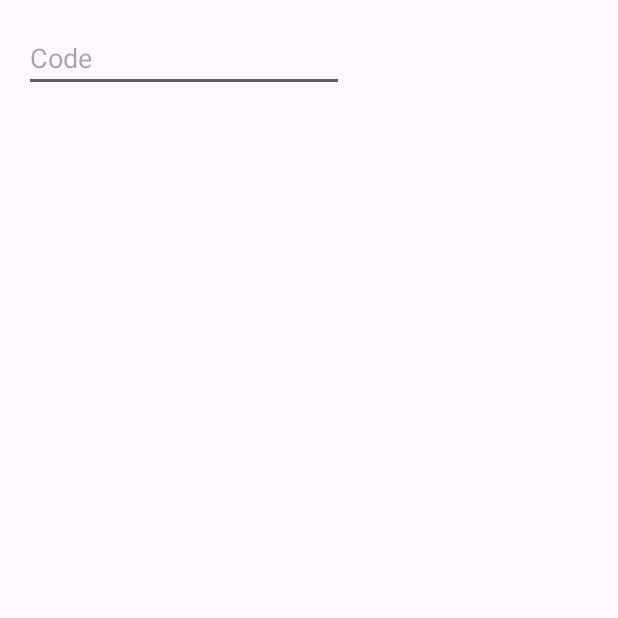
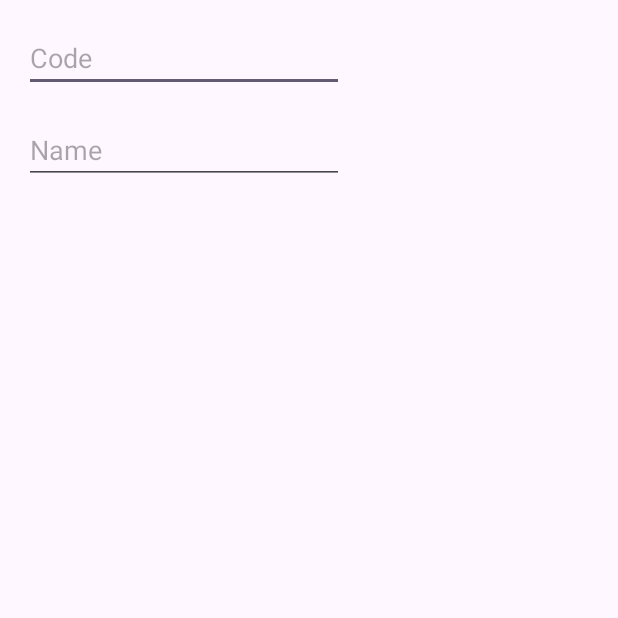
Before and after one commit to thobias90/data-persistence-example, an Android app: the screen it shows after launch (MainActivity), on a phone screen of 412 x 824 dp, the top half of it. Before the commit the part shown is almost empty. Run offline under Robolectric (Android 15) with nearby library versions, the phone set to English and light mode, and no system bars.

Commit message:
feat: add plain text element

```diff
--- a/app/src/main/res/layout/activity_main.xml
+++ b/app/src/main/res/layout/activity_main.xml
@@ -18,4 +18,16 @@
         app:layout_constraintStart_toStartOf="parent"
         app:layout_constraintTop_toTopOf="parent" />
 
+    <EditText
+        android:id="@+id/etName"
+        android:layout_width="wrap_content"
+        android:layout_height="wrap_content"
+        android:layout_marginStart="16dp"
+        android:layout_marginTop="16dp"
+        android:ems="10"
+        android:hint="Name"
+        android:inputType="text"
+        app:layout_constraintStart_toStartOf="parent"
+        app:layout_constraintTop_toBottomOf="@+id/etCod" />
+
 </androidx.constraintlayout.widget.ConstraintLayout>
```
